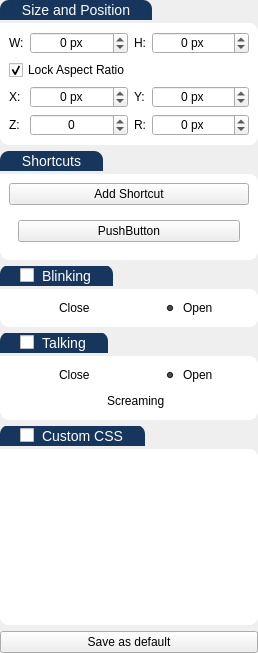
First picture: the form in UI/settingsWidget.ui, repository Gemmstone/PyNGtuber, before the edit.
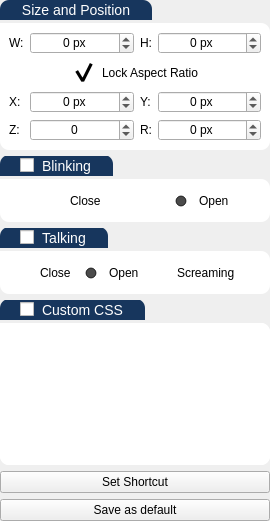
Second picture: the form after the edit. Icons and pictures are not drawn.

Patch:
```diff
--- a/UI/settingsWidget.ui
+++ b/UI/settingsWidget.ui
@@ -6,8 +6,8 @@
    <rect>
     <x>0</x>
     <y>0</y>
-    <width>258</width>
-    <height>653</height>
+    <width>270</width>
+    <height>521</height>
    </rect>
   </property>
   <property name="sizePolicy">
@@ -43,6 +43,25 @@
 	border-bottom-right-radius: 9px;
 	border-bottom-left-radius: 9px;
 	background-color: rgb(255, 255, 255);
+}
+* QCheckBox, * QRadioButton {
+    background: transparent;
+}
+* QCheckBox::indicator, * QRadioButton::indicator {
+    width: 25px;
+    height: 25px;
+}
+* QCheckBox::indicator:unchecked {
+	image: url(./Icons/checkbox-svgrepo-com.svg);
+}
+* QCheckBox::indicator:checked {
+	image: url(./Icons/checked-checkbox-svgrepo-com.svg);
+}
+* QRadioButton::indicator:unchecked {
+	image: url(./Icons/circle-svgrepo-com.svg);
+}
+* QRadioButton::indicator:checked {
+	border-image: url(./Icons/checked-radio-svgrepo-com.svg);
 }</string>
   </property>
   <layout class="QVBoxLayout" name="verticalLayout">
@@ -337,7 +356,7 @@
            </property>
           </widget>
          </item>
-         <item row="1" column="0" colspan="4" alignment="Qt::AlignLeft">
+         <item row="1" column="0" colspan="4" alignment="Qt::AlignHCenter">
           <widget class="QCheckBox" name="aspectRatio">
            <property name="cursor">
             <cursorShape>PointingHandCursor</cursorShape>
@@ -366,99 +385,6 @@
      </layout>
     </widget>
    </item>
-   <item>
-    <widget class="QGroupBox" name="groupBox_2">
-     <property name="title">
-      <string>Shortcuts</string>
-     </property>
-     <layout class="QVBoxLayout" name="verticalLayout_5">
-      <property name="spacing">
-       <number>0</number>
-      </property>
-      <property name="leftMargin">
-       <number>0</number>
-      </property>
-      <property name="topMargin">
-       <number>23</number>
-      </property>
-      <property name="rightMargin">
-       <number>0</number>
-      </property>
-      <property name="bottomMargin">
-       <number>0</number>
-      </property>
-      <item>
-       <widget class="QFrame" name="frame_2">
-        <property name="frameShape">
-         <enum>QFrame::StyledPanel</enum>
-        </property>
-        <property name="frameShadow">
-         <enum>QFrame::Raised</enum>
-        </property>
-        <layout class="QVBoxLayout" name="verticalLayout_8">
-         <item>
-          <widget class="QPushButton" name="pushButton_3">
-           <property name="sizePolicy">
-            <sizepolicy hsizetype="Preferred" vsizetype="Fixed">
-             <horstretch>0</horstretch>
-             <verstretch>0</verstretch>
-            </sizepolicy>
-           </property>
-           <property name="cursor">
-            <cursorShape>PointingHandCursor</cursorShape>
-           </property>
-           <property name="toolTip">
-            <string>ShortCut</string>
-           </property>
-           <property name="styleSheet">
-            <string notr="true"/>
-           </property>
-           <property name="text">
-            <string>Add Shortcut</string>
-           </property>
-           <property name="icon">
-            <iconset>
-             <normaloff>../Icons/import-mobile-ui-svgrepo-com.svg</normaloff>../Icons/import-mobile-ui-svgrepo-com.svg</iconset>
-           </property>
-           <property name="iconSize">
-            <size>
-             <width>25</width>
-             <height>25</height>
-            </size>
-           </property>
-          </widget>
-         </item>
-         <item>
-          <widget class="QFrame" name="frame_6">
-           <property name="frameShape">
-            <enum>QFrame::StyledPanel</enum>
-           </property>
-           <property name="frameShadow">
-            <enum>QFrame::Raised</enum>
-           </property>
-           <layout class="QVBoxLayout" name="verticalLayout_9">
-            <item>
-             <widget class="QPushButton" name="pushButton_2">
-              <property name="sizePolicy">
-               <sizepolicy hsizetype="Preferred" vsizetype="Fixed">
-                <horstretch>0</horstretch>
-                <verstretch>0</verstretch>
-               </sizepolicy>
-              </property>
-              <property name="text">
-               <string>PushButton</string>
-              </property>
-             </widget>
-            </item>
-           </layout>
-          </widget>
-         </item>
-        </layout>
-       </widget>
-      </item>
-     </layout>
-    </widget>
-   </item>
    <item>
     <widget class="QGroupBox" name="blinkingGroup">
      <property name="cursor">
@@ -593,9 +519,34 @@
         <property name="frameShadow">
          <enum>QFrame::Raised</enum>
         </property>
-        <layout class="QGridLayout" name="gridLayout">
-         <item row="0" column="1" alignment="Qt::AlignHCenter">
+        <layout class="QHBoxLayout" name="horizontalLayout_3">
+         <item>
+          <widget class="QRadioButton" name="talkClosed">
+           <property name="sizePolicy">
+            <sizepolicy hsizetype="Fixed" vsizetype="Fixed">
+             <horstretch>0</horstretch>
+             <verstretch>0</verstretch>
+            </sizepolicy>
+           </property>
+           <property name="cursor">
+            <cursorShape>PointingHandCursor</cursorShape>
+           </property>
+           <property name="styleSheet">
+            <string notr="true">background-color: rgba(255, 255, 255, 0);</string>
+           </property>
+           <property name="text">
+            <string>Close</string>
+           </property>
+          </widget>
+         </item>
+         <item>
           <widget class="QRadioButton" name="talkOpen">
+           <property name="sizePolicy">
+            <sizepolicy hsizetype="Fixed" vsizetype="Fixed">
+             <horstretch>0</horstretch>
+             <verstretch>0</verstretch>
+            </sizepolicy>
+           </property>
            <property name="cursor">
             <cursorShape>PointingHandCursor</cursorShape>
            </property>
@@ -610,8 +561,14 @@
            </property>
           </widget>
          </item>
-         <item row="1" column="0" colspan="2" alignment="Qt::AlignHCenter">
+         <item>
           <widget class="QRadioButton" name="talkScreaming">
+           <property name="sizePolicy">
+            <sizepolicy hsizetype="Preferred" vsizetype="Fixed">
+             <horstretch>0</horstretch>
+             <verstretch>0</verstretch>
+            </sizepolicy>
+           </property>
            <property name="cursor">
             <cursorShape>PointingHandCursor</cursorShape>
            </property>
@@ -626,19 +583,6 @@
            </property>
           </widget>
          </item>
-         <item row="0" column="0" alignment="Qt::AlignHCenter">
-          <widget class="QRadioButton" name="talkClosed">
-           <property name="cursor">
-            <cursorShape>PointingHandCursor</cursorShape>
-           </property>
-           <property name="styleSheet">
-            <string notr="true">background-color: rgba(255, 255, 255, 0);</string>
-           </property>
-           <property name="text">
-            <string>Close</string>
-           </property>
-          </widget>
-         </item>
         </layout>
        </widget>
       </item>
@@ -727,6 +671,38 @@
      </layout>
     </widget>
    </item>
+   <item>
+    <widget class="QPushButton" name="pushButton_3">
+     <property name="sizePolicy">
+      <sizepolicy hsizetype="Preferred" vsizetype="Fixed">
+       <horstretch>0</horstretch>
+       <verstretch>0</verstretch>
+      </sizepolicy>
+     </property>
+     <property name="cursor">
+      <cursorShape>PointingHandCursor</cursorShape>
+     </property>
+     <property name="toolTip">
+      <string>ShortCut</string>
+     </property>
+     <property name="styleSheet">
+      <string notr="true"/>
+     </property>
+     <property name="text">
+      <string>Set Shortcut</string>
+     </property>
+     <property name="icon">
+      <iconset>
+       <normaloff>../Icons/import-mobile-ui-svgrepo-com.svg</normaloff>../Icons/import-mobile-ui-svgrepo-com.svg</iconset>
+     </property>
+     <property name="iconSize">
+      <size>
+       <width>25</width>
+       <height>25</height>
+      </size>
+     </property>
+    </widget>
+   </item>
    <item>
     <widget class="QPushButton" name="saveDefault">
      <property name="sizePolicy">
@@ -753,19 +729,6 @@
      </property>
     </widget>
    </item>
-   <item>
-    <spacer name="verticalSpacer">
-     <property name="orientation">
-      <enum>Qt::Vertical</enum>
-     </property>
-     <property name="sizeHint" stdset="0">
-      <size>
-       <width>0</width>
-       <height>0</height>
-      </size>
-     </property>
-    </spacer>
-   </item>
   </layout>
  </widget>
  <resources/>
```
Left out of the diff: 2 changed lines with no effect on the pictures.
